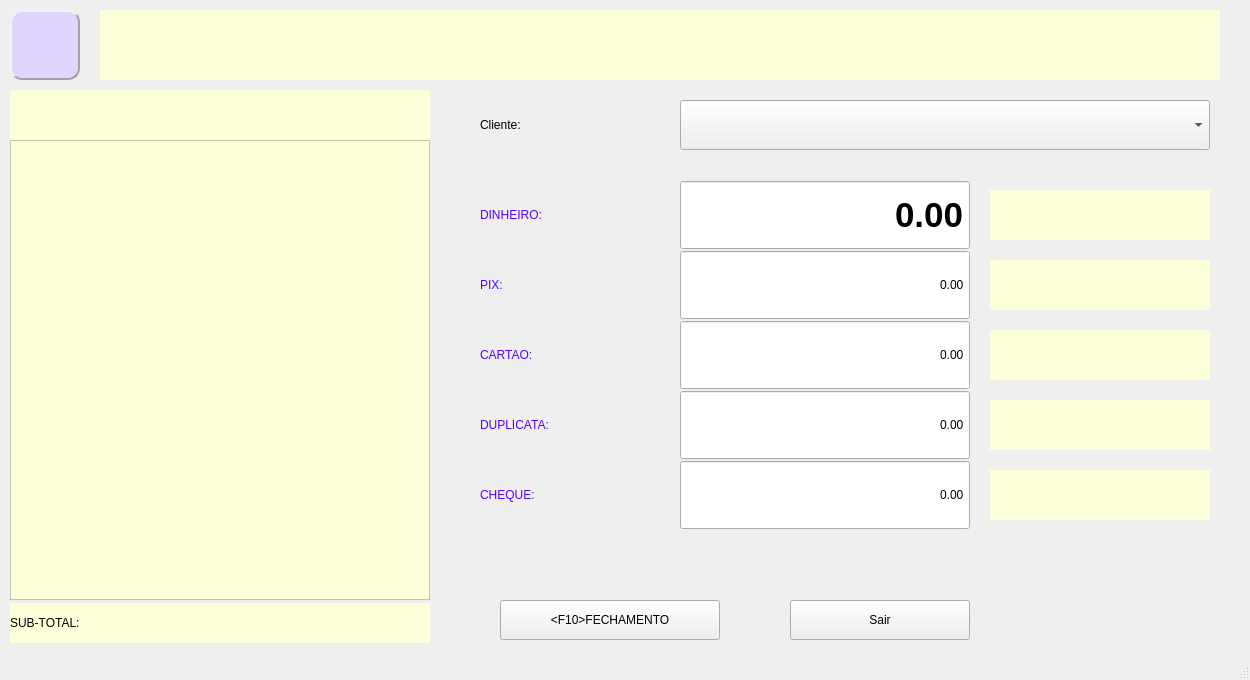
htisistema/SISCOM, file telas/caixa_pdv.ui: the form before one commit.
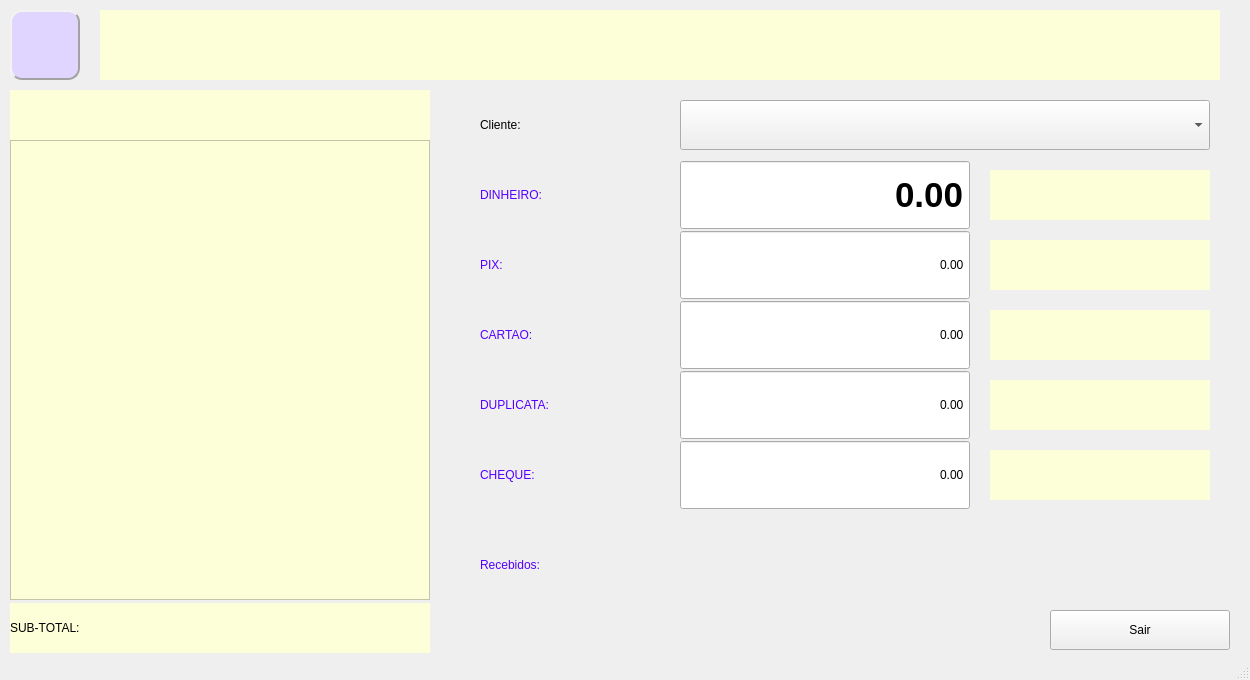
The form after the commit. Icons and pictures are not drawn.

Patch:
```diff
--- a/telas/caixa_pdv.ui
+++ b/telas/caixa_pdv.ui
@@ -83,19 +83,6 @@
 font: 700 9pt &quot;Courier&quot;;</string>
     </property>
    </widget>
-   <widget class="QPushButton" name="bt_fecha">
-    <property name="geometry">
-     <rect>
-      <x>500</x>
-      <y>600</y>
-      <width>220</width>
-      <height>40</height>
-     </rect>
-    </property>
-    <property name="text">
-     <string>&lt;F10&gt;FECHAMENTO</string>
-    </property>
-   </widget>
    <widget class="QLabel" name="label">
     <property name="geometry">
      <rect>
@@ -118,7 +105,7 @@
       <x>10</x>
       <y>603</y>
       <width>420</width>
-      <height>40</height>
+      <height>50</height>
      </rect>
     </property>
     <property name="styleSheet">
@@ -181,7 +168,7 @@
     <property name="geometry">
      <rect>
       <x>480</x>
-      <y>180</y>
+      <y>160</y>
       <width>180</width>
       <height>70</height>
      </rect>
@@ -201,7 +188,7 @@
     <property name="geometry">
      <rect>
       <x>680</x>
-      <y>180</y>
+      <y>160</y>
       <width>290</width>
       <height>70</height>
      </rect>
@@ -257,7 +244,7 @@
     <property name="geometry">
      <rect>
       <x>480</x>
-      <y>250</y>
+      <y>230</y>
       <width>180</width>
       <height>70</height>
      </rect>
@@ -274,7 +261,7 @@
     <property name="geometry">
      <rect>
       <x>680</x>
-      <y>250</y>
+      <y>230</y>
       <width>290</width>
       <height>70</height>
      </rect>
@@ -296,7 +283,7 @@
     <property name="geometry">
      <rect>
       <x>480</x>
-      <y>320</y>
+      <y>300</y>
       <width>180</width>
       <height>70</height>
      </rect>
@@ -313,7 +300,7 @@
     <property name="geometry">
      <rect>
       <x>680</x>
-      <y>320</y>
+      <y>300</y>
       <width>290</width>
       <height>70</height>
      </rect>
@@ -335,7 +322,7 @@
     <property name="geometry">
      <rect>
       <x>480</x>
-      <y>390</y>
+      <y>370</y>
       <width>180</width>
       <height>70</height>
      </rect>
@@ -353,7 +340,7 @@
     <property name="geometry">
      <rect>
       <x>680</x>
-      <y>390</y>
+      <y>370</y>
       <width>290</width>
       <height>70</height>
      </rect>
@@ -375,7 +362,7 @@
     <property name="geometry">
      <rect>
       <x>480</x>
-      <y>460</y>
+      <y>440</y>
       <width>180</width>
       <height>70</height>
      </rect>
@@ -392,7 +379,7 @@
     <property name="geometry">
      <rect>
       <x>680</x>
-      <y>460</y>
+      <y>440</y>
       <width>290</width>
       <height>70</height>
      </rect>
@@ -419,8 +406,8 @@
    <widget class="QPushButton" name="bt_sair">
     <property name="geometry">
      <rect>
-      <x>790</x>
-      <y>600</y>
+      <x>1050</x>
+      <y>610</y>
       <width>180</width>
       <height>40</height>
      </rect>
@@ -433,7 +420,7 @@
     <property name="geometry">
      <rect>
       <x>990</x>
-      <y>190</y>
+      <y>170</y>
       <width>220</width>
       <height>50</height>
      </rect>
@@ -452,7 +439,7 @@
     <property name="geometry">
      <rect>
       <x>990</x>
-      <y>260</y>
+      <y>240</y>
       <width>220</width>
       <height>50</height>
      </rect>
@@ -471,7 +458,7 @@
     <property name="geometry">
      <rect>
       <x>990</x>
-      <y>330</y>
+      <y>310</y>
       <width>220</width>
       <height>50</height>
      </rect>
@@ -490,7 +477,7 @@
     <property name="geometry">
      <rect>
       <x>990</x>
-      <y>400</y>
+      <y>380</y>
       <width>220</width>
       <height>50</height>
      </rect>
@@ -509,7 +496,7 @@
     <property name="geometry">
      <rect>
       <x>990</x>
-      <y>470</y>
+      <y>450</y>
       <width>220</width>
       <height>50</height>
      </rect>
@@ -524,6 +511,45 @@
      <string/>
     </property>
    </widget>
+   <widget class="QLabel" name="label_12">
+    <property name="geometry">
+     <rect>
+      <x>480</x>
+      <y>530</y>
+      <width>180</width>
+      <height>70</height>
+     </rect>
+    </property>
+    <property name="styleSheet">
+     <string notr="true">color: rgb(85, 0, 255);
+font: 700 20pt &quot;Segoe UI&quot;;</string>
+    </property>
+    <property name="text">
+     <string>Recebidos:</string>
+    </property>
+   </widget>
+   <widget class="QLabel" name="lb_recebido">
+    <property name="geometry">
+     <rect>
+      <x>680</x>
+      <y>530</y>
+      <width>290</width>
+      <height>70</height>
+     </rect>
+    </property>
+    <property name="layoutDirection">
+     <enum>Qt::LeftToRight</enum>
+    </property>
+    <property name="styleSheet">
+     <string notr="true">font: 700 26pt &quot;Segoe UI&quot;;</string>
+    </property>
+    <property name="text">
+     <string/>
+    </property>
+    <property name="alignment">
+     <set>Qt::AlignRight|Qt::AlignTrailing|Qt::AlignVCenter</set>
+    </property>
+   </widget>
   </widget>
   <widget class="QStatusBar" name="statusbar"/>
  </widget>
```
Left out of the diff: 3 changed lines with no effect on the pictures.
